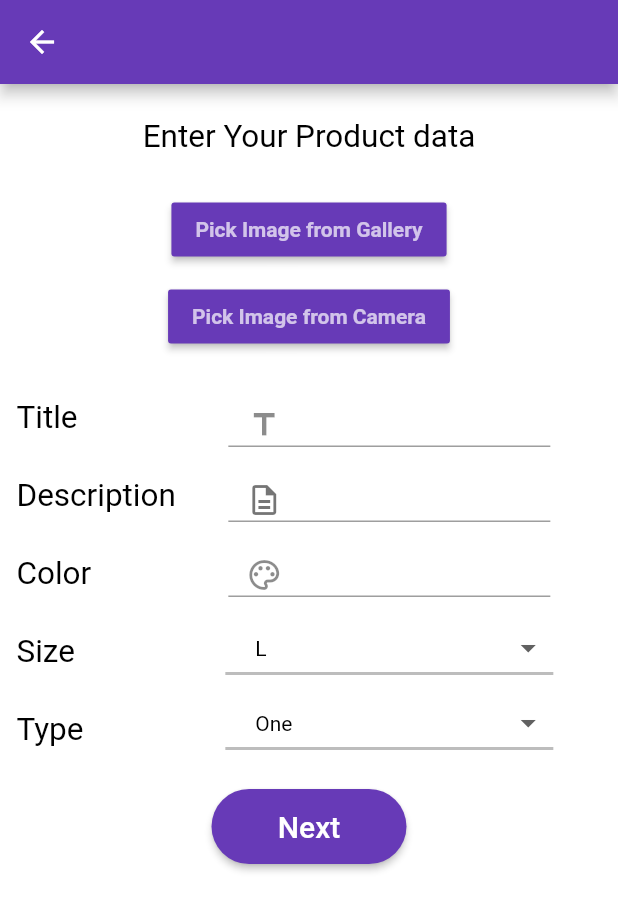
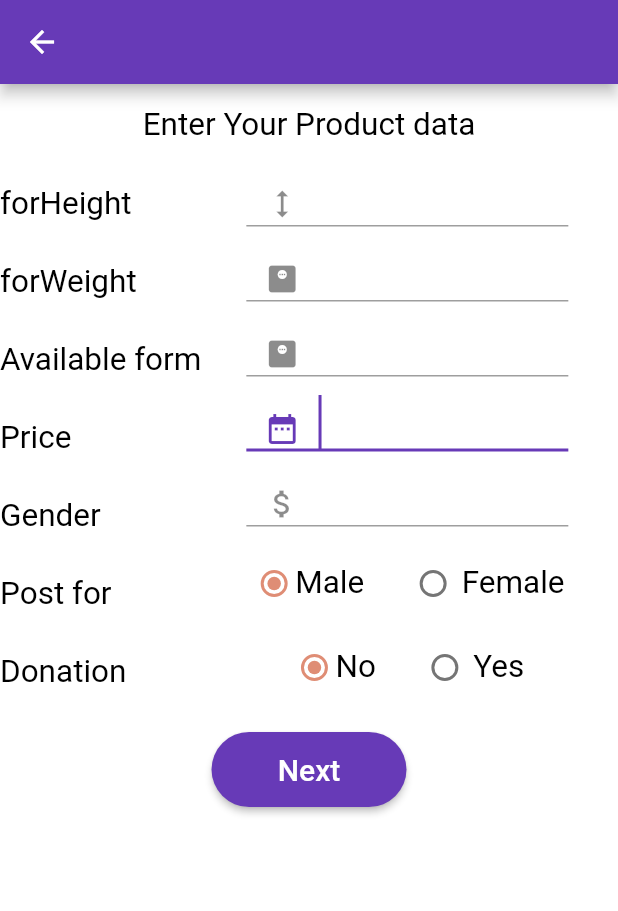
Before and after one commit to shimaa2000/Graduation_Project, a Flutter app: the AddPost screen opened by its route, after a tap on "Next", on a phone screen of 412 x 824 dp. Shown: the top 911 px of the screen. Run offline on Flutter 3.47's test engine with Material 2 defaults, Android fonts, the phone set to English and light mode, and no system bars; our stand-ins replace animated_splash_screen, flutter_svg, image_picker.

Commit message:
success2

```diff
--- a/lib/main.dart
+++ b/lib/main.dart
@@ -1,5 +1,6 @@
 import 'package:flutter/material.dart';
 import 'package:graduation_project/screens/account_verification.dart';
+import 'package:graduation_project/screens/add%20post%202.dart';
 import 'package:graduation_project/screens/add_post.dart';
 import 'package:graduation_project/screens/chat_screen.dart';
 import 'package:graduation_project/screens/details_screen.dart';
@@ -80,6 +81,7 @@ class MyApp extends StatelessWidget {
         StartApp.routeName:(context)=>StartApp(),
         NotificationScreen.routeName:(context)=>NotificationScreen(),
         AddPost.routeName:(context)=>AddPost(),
+        AddPost2.routeName:(context)=>AddPost2(),
       },
       // home: SplashScreen(),
       debugShowCheckedModeBanner: false,
--- /dev/null
+++ b/lib/screens/add post 2.dart
@@ -0,0 +1,291 @@
+
+import 'package:flutter/material.dart';
+import 'package:graduation_project/shared/boxtextfield.dart';
+import 'package:graduation_project/shared/defaultButton.dart';
+import 'package:intl/intl.dart';
+
+class AddPost2 extends StatefulWidget {
+  static const routeName='add_post2';
+  const AddPost2({Key? key}) : super(key: key);
+
+  @override
+  _AddPost2State createState() => _AddPost2State();
+}
+enum gender{male ,female}
+enum donation{Yes ,No}
+class _AddPost2State extends State<AddPost2> {
+  final forHeight = TextEditingController();
+  final forWeight = TextEditingController();
+  final dateController = TextEditingController();
+  final priceController = TextEditingController();
+  gender? genderType=gender.male;donation? donationV=donation.No;
+  DateTime date = DateTime.now();
+
+
+
+  @override
+  Widget build(BuildContext context) {
+    return Scaffold(
+      appBar: AppBar(),
+      body: SingleChildScrollView(
+        child: Column(
+          children: [
+            Padding(
+              padding:
+              const EdgeInsets.symmetric(vertical: 15.0, horizontal: 8),
+              child: Text(
+                'Enter Your Product data',
+                style: Theme.of(context).textTheme.headline5,
+              ),
+            ),
+            Row(
+              children: [
+                Column(
+                  mainAxisAlignment: MainAxisAlignment.start,
+                  crossAxisAlignment: CrossAxisAlignment.start,
+                  children: [
+                    Text("forHeight", style: Theme.of(context).textTheme.headline5),
+                    SizedBox(height: 27,),
+                    Text("forWeight", style: Theme.of(context).textTheme.headline5),
+                    SizedBox(height: 27,),
+                    Text("Available form",
+                        style: Theme.of(context).textTheme.headline5),
+                    SizedBox(height: 27,),
+                    Text("Price", style: Theme.of(context).textTheme.headline5),
+                    SizedBox(height: 27,),
+                    Text("Gender", style: Theme.of(context).textTheme.headline5),
+                    SizedBox(height: 27,),
+                    Text("Post for", style: Theme.of(context).textTheme.headline5),
+                    SizedBox(height: 27,),
+                    Text("Donation", style: Theme.of(context).textTheme.headline5),
+
+                  ],
+                ),
+
+                Column(
+                  children: [
+                    Container(
+                      width: MediaQuery.of(context).size.width / 1.5,
+                      height: 50,
+                      child: BoxTextField(
+                          controller: forHeight,
+                          validator: (value) {
+                            if (value == null || value.isEmpty) {
+                              return " Enter The Height";
+                            }
+                          },
+                          hint: "",
+                          icon: Icon(
+                            Icons.height,
+                          ),
+                          label: '',
+                          onTap: () {}),
+                    ),
+
+                    Container(
+                      width: MediaQuery.of(context).size.width / 1.5,
+                      height: 50,
+                      child: BoxTextField(
+                          controller: forWeight,
+                          validator: (value) {
+                            if (value == null || value.isEmpty) {
+                              return " Enter The Weight";
+                            }
+                          },
+                          hint: "",
+                          icon: Icon(
+                            Icons.monitor_weight,
+                          ),
+                          label: '',
+                          onTap: () {}),
+                    ),
+
+                    Container(
+                      width: MediaQuery.of(context).size.width / 1.5,
+                      height: 50,
+                      child: BoxTextField(
+                          controller: forWeight,
+                          validator: (value) {
+                            if (value == null || value.isEmpty) {
+                              return " Enter The Weight";
+                            }
+                          },
+                          hint: "",
+                          icon: Icon(
+                            Icons.monitor_weight,
+                          ),
+                          label: '',
+                          onTap: () {}),
+                    ),
+
+                    Container(
+                      width: MediaQuery.of(context).size.width / 1.5,
+                      height: 50,
+                      child: BoxTextField(
+                          controller: dateController ,
+                          autofocus: true,
+                          label: "" ,
+                          keyboardType: TextInputType.datetime ,
+                          hint: ' ',
+                          onTap: (){
+                            showDatePicker(
+                              context: context,
+                              initialDate: DateTime.now(),
+                              firstDate: DateTime.now(),
+                              lastDate: DateTime.utc(2021,12,31),
+                            ).then((value) =>
+                            dateController.text = DateFormat.yMMMd().format(value!),);
+                          },
+                          icon: Icon(Icons.date_range,),
+                          validator: (value) {
+                            if (value ==null || value.isEmpty) {
+                              return 'please enter your date';
+                            }
+                            return null;
+                          }
+                      ),
+                    ),
+
+                    Container(
+                      width: MediaQuery.of(context).size.width / 1.5,
+                      height: 50,
+                      child: BoxTextField(
+                          controller: priceController,
+                          validator: (value) {
+                            if (value == null || value.isEmpty) {
+                              return " Enter The price";
+                            }
+                          },
+                          hint: "",
+                          icon: Icon(
+                            Icons.attach_money,
+                          ),
+                          label: '',
+                          onTap: () {}),
+                    ),
+
+
+                    Row(children: [
+
+
+                      Row(
+                        children: [
+                          Row(
+                            children: [
+                              Container(
+                                width: 20,
+                                child: ListTile(
+                                  leading: Radio(
+                                    value: gender.male,
+                                    groupValue: genderType,
+                                    onChanged: ( gender? value) { setState(() {
+                                      genderType = value ;
+                                    }); },
+                                  ),
+                                ),
+                              ),
+                              SizedBox(width: 10,),
+                              Text('Male',style: Theme.of(context).textTheme.headline5,),
+                            ],
+                          ),
+                          SizedBox(width: 30,),
+
+                          Row(
+                            textBaseline: TextBaseline.ideographic,
+                            children: [
+                              InkWell(
+                                onTap:(){
+                                  setState(() {
+                                    genderType = gender.male;
+                                  });
+                                },
+                                child: Container(
+                                  width: 25,
+                                  child: ListTile(
+                                    leading: Radio(
+                                      value: gender.female,
+                                      groupValue: genderType,
+                                      onChanged: ( gender? value) { setState(() {
+                                        genderType = value;
+                                      }); },
+                                    ),
+                                  ),
+                                ),
+                              ),
+                              SizedBox(width: 10,),
+                              Text('Female',style: Theme.of(context).textTheme.headline5,),
+                            ],
+                          ),
+                        ],
+                      )
+                    ],),
+                    Row(children: [
+
+
+                      Row(
+                        children: [
+                          Row(
+                            children: [
+                              Container(
+                                width: 20,
+                                child: ListTile(
+                                  leading: Radio(
+                                    value: donation.No,
+                                    groupValue: donationV,
+                                    onChanged: ( donation? value) { setState(() {
+                                      donationV = value ;
+                                    }); },
+                                  ),
+                                ),
+                              ),
+                              SizedBox(width: 10,),
+                              Text('No',style: Theme.of(context).textTheme.headline5,),
+                            ],
+                          ),
+                          SizedBox(width: 30,),
+
+                          Row(
+                            textBaseline: TextBaseline.ideographic,
+                            children: [
+                              InkWell(
+                                onTap:(){
+                                  setState(() {
+                                    donationV = donation.No;
+                                  });
+                                },
+                                child: Container(
+                                  width: 25,
+                                  child: ListTile(
+                                    leading: Radio(
+                                      value: donation.Yes,
+                                      groupValue: donationV,
+                                      onChanged: ( donation? value) { setState(() {
+                                        donationV = value;
+                                      }); },
+                                    ),
+                                  ),
+                                ),
+                              ),
+                              SizedBox(width: 10,),
+                              Text('Yes',style: Theme.of(context).textTheme.headline5,),
+                            ],
+                          ),
+                        ],
+                      )
+                    ],),
+                  ],
+                ),
+              ],
+            ),
+            Padding(
+              padding: const EdgeInsets.symmetric(vertical: 15.0),
+              child: DefaultButton(onPressedFun: (){
+                Navigator.pushNamed(context, AddPost2.routeName);
+              }, text: 'Next'),
+            ),
+          ],
+        ),
+      ),
+    );
+  }
+}
--- a/lib/screens/add_post.dart
+++ b/lib/screens/add_post.dart
@@ -1,4 +1,5 @@
 import 'package:flutter/material.dart';
+import 'package:graduation_project/screens/add%20post%202.dart';
 import 'package:graduation_project/shared/boxtextfield.dart';
 import 'package:graduation_project/shared/defaultButton.dart';
 
@@ -226,7 +227,9 @@ class _AddPostState extends State<AddPost> {
 
                 Padding(
                   padding: const EdgeInsets.symmetric(vertical: 15.0),
-                  child: DefaultButton(onPressedFun: (){}, text: 'Next'),
+                  child: DefaultButton(onPressedFun: (){
+                      Navigator.pushNamed(context, AddPost2.routeName);
+                  }, text: 'Next'),
                 )
               ],
             ),
```
Also changed, not shown: lib/models/add_post1_model.dart (added).
